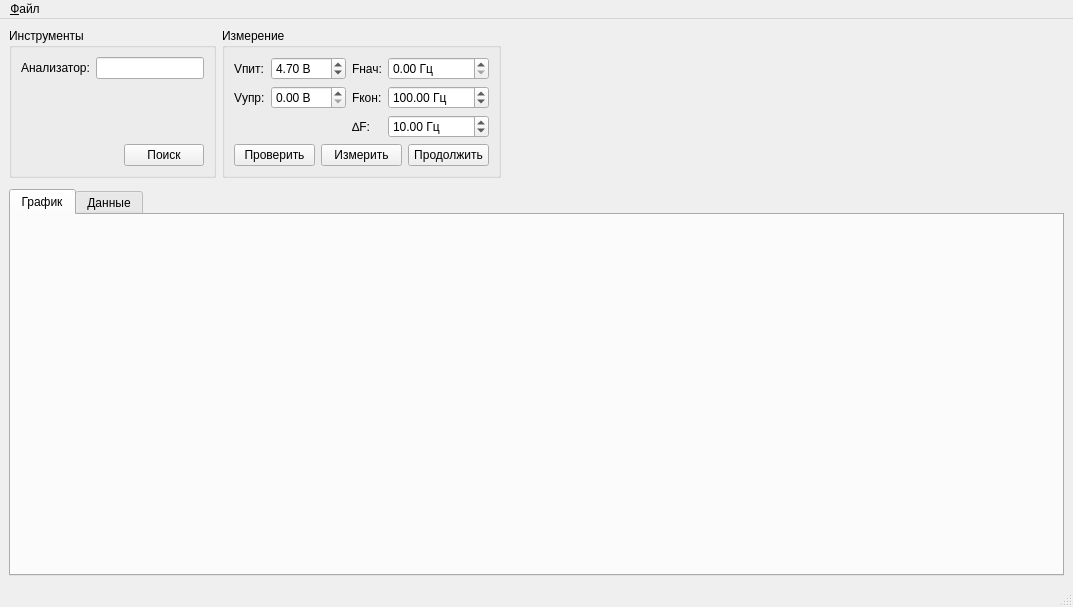
Before: the Qt Designer form mainwindow.ui in igrekus/vco_measure, drawn with Qt 5.
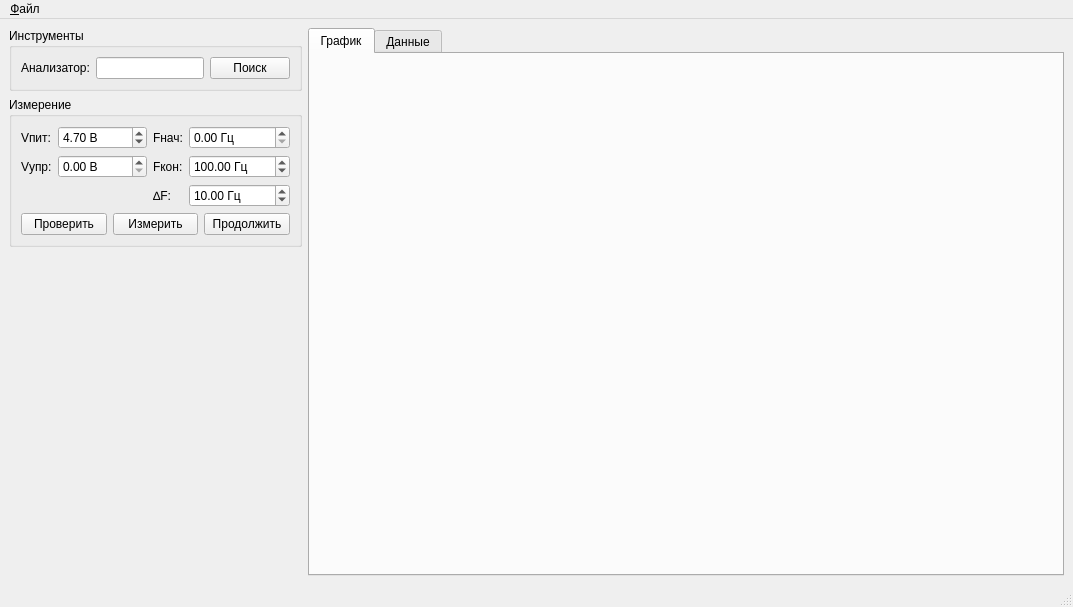
After: the same form once the commit is applied.

Commit message: fix: rewrite plotting widgets

The edit to the form file:
```diff
--- a/mainwindow.ui
+++ b/mainwindow.ui
@@ -14,9 +14,9 @@
    <string>Измерение параметров приёмников</string>
   </property>
   <widget class="QWidget" name="centralwidget">
-   <layout class="QVBoxLayout" name="verticalLayout_5">
+   <layout class="QHBoxLayout" name="horizontalLayout_3">
     <item>
-     <layout class="QHBoxLayout" name="horizontalLayout_5">
+     <layout class="QVBoxLayout" name="verticalLayout">
       <item>
        <widget class="QGroupBox" name="grpInstrument">
         <property name="sizePolicy">
@@ -34,9 +34,7 @@
         <property name="title">
          <string>Инструменты</string>
         </property>
-        <layout class="QVBoxLayout" name="verticalLayout">
-         <item>
-          <layout class="QHBoxLayout" name="horizontalLayout_3">
+        <layout class="QHBoxLayout" name="horizontalLayout">
            <item>
             <widget class="QLabel" name="lblAnalyzer">
              <property name="text">
@@ -51,36 +49,6 @@
              </property>
             </widget>
            </item>
-          </layout>
-         </item>
-         <item>
-          <spacer name="verticalSpacer_3">
-           <property name="orientation">
-            <enum>Qt::Vertical</enum>
-           </property>
-           <property name="sizeHint" stdset="0">
-            <size>
-             <width>20</width>
-             <height>40</height>
-            </size>
-           </property>
-          </spacer>
-         </item>
-         <item>
-          <layout class="QHBoxLayout" name="horizontalLayout">
-           <item>
-            <spacer name="horizontalSpacer">
-             <property name="orientation">
-              <enum>Qt::Horizontal</enum>
-             </property>
-             <property name="sizeHint" stdset="0">
-              <size>
-               <width>40</width>
-               <height>20</height>
-              </size>
-             </property>
-            </spacer>
-           </item>
            <item>
             <widget class="QPushButton" name="btnSearchInstruments">
              <property name="text">
@@ -89,8 +57,6 @@
             </widget>
            </item>
           </layout>
-         </item>
-        </layout>
        </widget>
       </item>
       <item>
@@ -266,35 +232,19 @@
        </widget>
       </item>
       <item>
-       <spacer name="horizontalSpacer_2">
-        <property name="orientation">
-         <enum>Qt::Horizontal</enum>
-        </property>
-        <property name="sizeHint" stdset="0">
-         <size>
-          <width>40</width>
-          <height>20</height>
-         </size>
-        </property>
-       </spacer>
-      </item>
-     </layout>
-    </item>
-    <item>
      <spacer name="verticalSpacer_2">
       <property name="orientation">
        <enum>Qt::Vertical</enum>
       </property>
-      <property name="sizeType">
-       <enum>QSizePolicy::Maximum</enum>
-      </property>
       <property name="sizeHint" stdset="0">
        <size>
         <width>20</width>
-        <height>5</height>
+          <height>40</height>
        </size>
       </property>
      </spacer>
+      </item>
+     </layout>
     </item>
     <item>
      <widget class="QTabWidget" name="tabWidget">
```
Left out of the diff: 3 changed lines with no effect on the pictures. Lines whose indentation alone changed are shown as unchanged. The commit also changes 1 other file.
